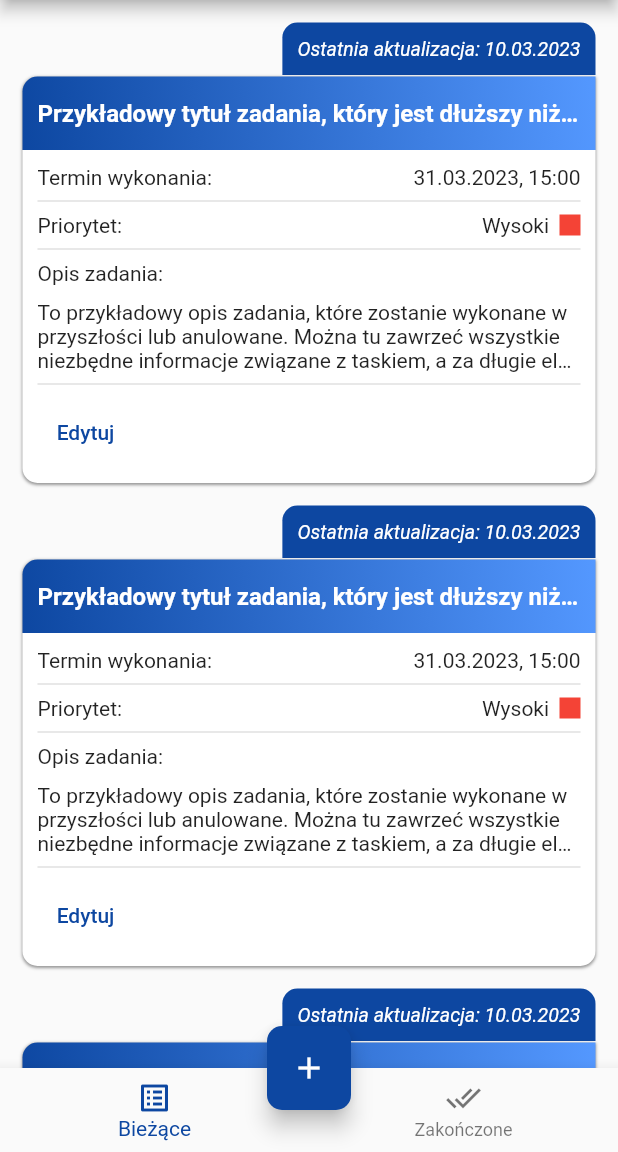
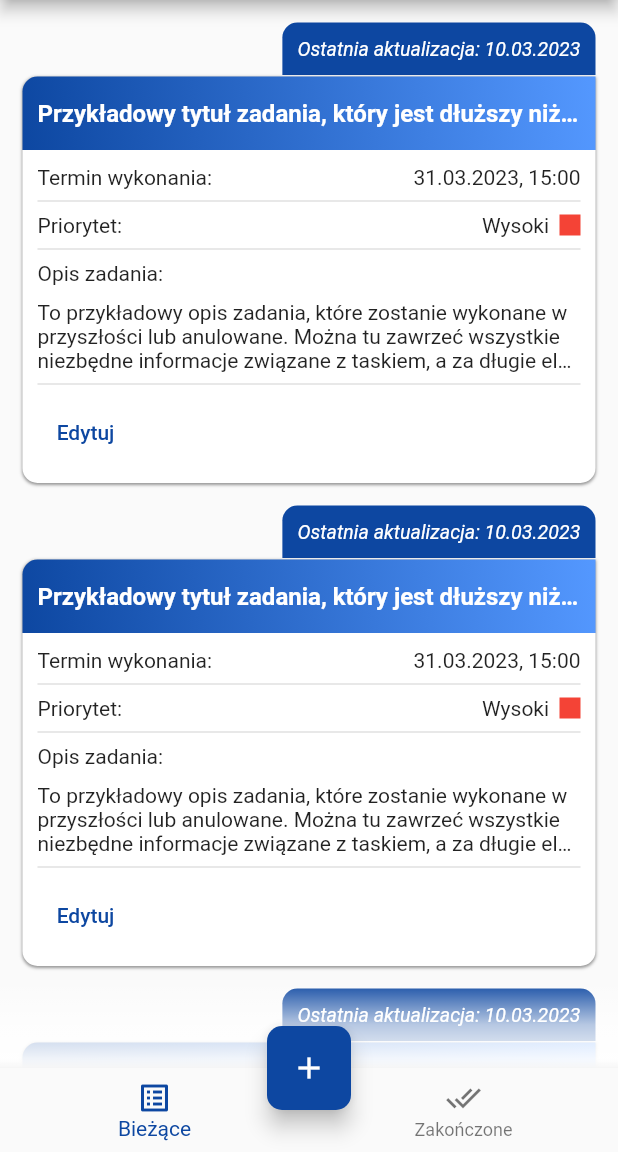
Before and after one commit to piotrpeczkowski/sw_planner, a Flutter app: the screen it shows after launch, on a phone screen of 412 x 824 dp, the part 84-1236 px from its top. Run offline on Flutter 3.47's test engine with Material 2 defaults, Android fonts, the light colour scheme and no system bars.

Commit message:
Add blurred area above bottom nav bar

```diff
--- a/lib/features/tasks_page/content/current_tasks_content/current_tasks_content.dart
+++ b/lib/features/tasks_page/content/current_tasks_content/current_tasks_content.dart
@@ -8,12 +8,36 @@ class CurrentTasksContent extends StatelessWidget {
 
   @override
   Widget build(BuildContext context) {
-    return ListView(
-      children: const [
-        //Text('Zadania bieżące'),
-        TaskWidget(),
-        TaskWidget(),
-        TaskWidget(),
+    return Stack(
+      alignment: Alignment.topCenter,
+      fit: StackFit.expand,
+      children: [
+        ListView(
+          children: const [
+            //Text('Zadania bieżące'),
+            TaskWidget(),
+            TaskWidget(),
+            TaskWidget(),
+          ],
+        ),
+        Positioned(
+          bottom: 0,
+          child: Container(
+            width: MediaQuery.of(context).size.width,
+            height: MediaQuery.of(context).size.height * 0.07,
+            decoration: BoxDecoration(
+              gradient: LinearGradient(
+                begin: Alignment.bottomCenter,
+                end: Alignment.topCenter,
+                colors: [
+                  Colors.white,
+                  Colors.white70,
+                  Colors.white.withOpacity(0.02)
+                ],
+              ),
+            ),
+          ),
+        ),
       ],
     );
   }
```
